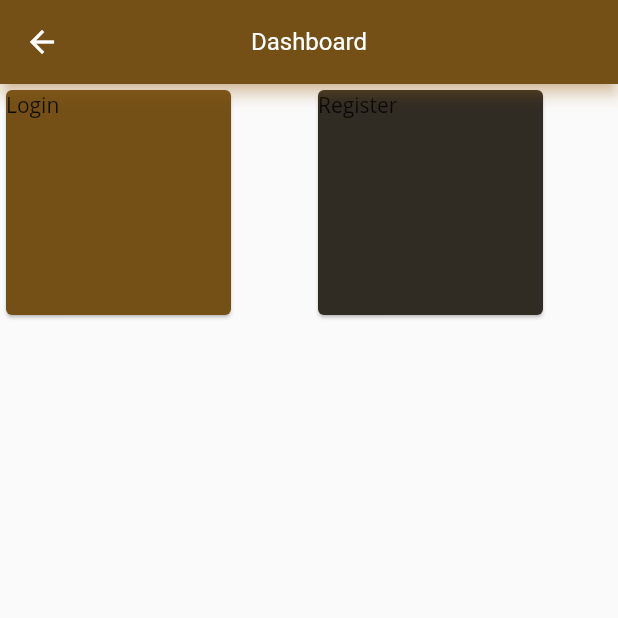
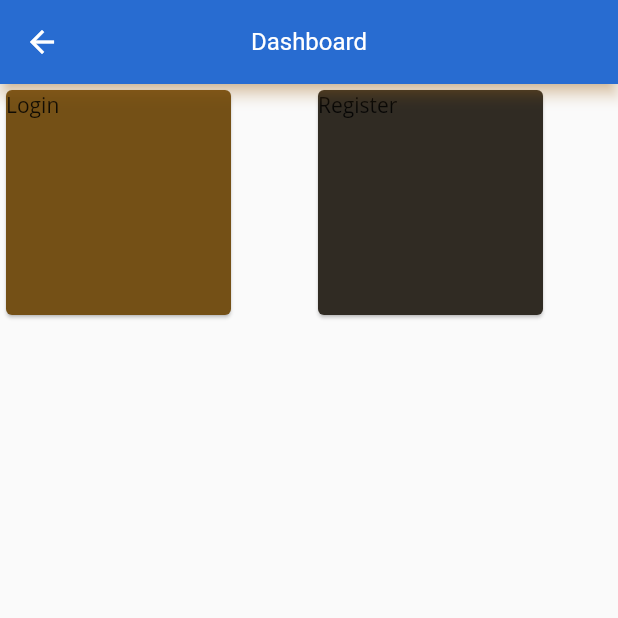
Before and after one commit to Ishworkhadka99123/newassign, a Flutter app: the DashboardScreen screen opened directly, on a phone screen of 412 x 824 dp, the top half of it. Run offline on Flutter 3.47's test engine with Material 2 defaults, Android fonts, the phone set to English and light mode, and no system bars; our stand-ins replace motion_toast, objectbox; generated files the repository leaves out were written again; Roboto replaces fonts that are missing (Open Sans).

Commit message:
changes in Dashboard

```diff
--- a/lib/Screen/dashboad.dart
+++ b/lib/Screen/dashboad.dart
@@ -12,7 +12,7 @@ class DashboardScreen extends StatelessWidget {
       appBar: AppBar(
         title: const Text('Dashboard'),
         centerTitle: true,
-        backgroundColor: Color.fromARGB(255, 116, 80, 22),
+        backgroundColor: Color.fromARGB(255, 40, 108, 209),
       ),
       body: Container(
         child: Row(children: [
```
